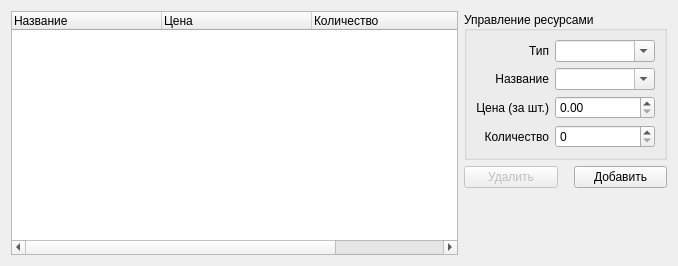
Before: the Qt Designer form esupplier.ui in werwolf/ExLibris, drawn with Qt 5.
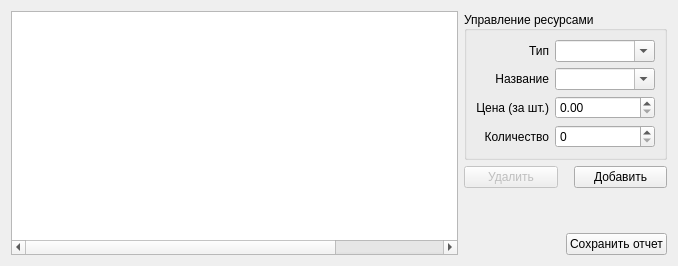
After: the same form once the commit is applied.

Commit message: made EAdmin and EOperator class made Admin and Operator user interface made some change in the other classes

What changed in the file:
```diff
--- a/esupplier.ui
+++ b/esupplier.ui
@@ -13,9 +13,15 @@
   <property name="windowTitle">
    <string>Supplier</string>
   </property>
-  <layout class="QHBoxLayout" name="horizontalLayout">
+  <layout class="QHBoxLayout" name="horizontalLayout_2">
    <item>
     <widget class="QTreeWidget" name="treeWidget">
+     <property name="sizePolicy">
+      <sizepolicy hsizetype="Expanding" vsizetype="Expanding">
+       <horstretch>2</horstretch>
+       <verstretch>0</verstretch>
+      </sizepolicy>
+     </property>
      <property name="editTriggers">
       <set>QAbstractItemView::NoEditTriggers</set>
      </property>
@@ -32,10 +38,10 @@
       <bool>false</bool>
      </property>
      <property name="headerHidden">
-      <bool>false</bool>
+      <bool>true</bool>
      </property>
      <attribute name="headerVisible">
-      <bool>true</bool>
+      <bool>false</bool>
      </attribute>
      <attribute name="headerCascadingSectionResizes">
       <bool>false</bool>
@@ -236,6 +242,30 @@
        </property>
       </spacer>
      </item>
+     <item>
+      <layout class="QHBoxLayout" name="horizontalLayout">
+       <item>
+        <spacer name="horizontalSpacer_2">
+         <property name="orientation">
+          <enum>Qt::Horizontal</enum>
+         </property>
+         <property name="sizeHint" stdset="0">
+          <size>
+           <width>20</width>
+           <height>20</height>
+          </size>
+         </property>
+        </spacer>
+       </item>
+       <item>
+        <widget class="QPushButton" name="report_btn">
+         <property name="text">
+          <string>Сохранить отчет</string>
+         </property>
+        </widget>
+       </item>
+      </layout>
+     </item>
     </layout>
    </item>
   </layout>
```
The commit also changes 18 other files.
